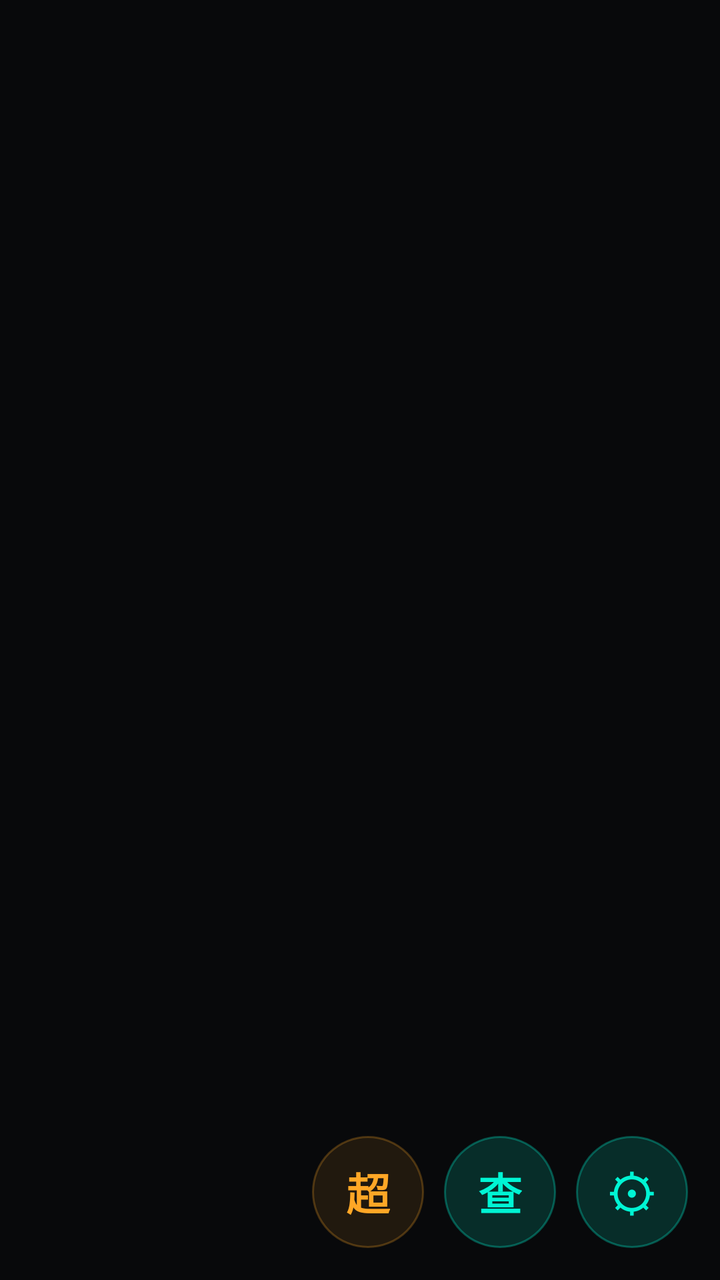
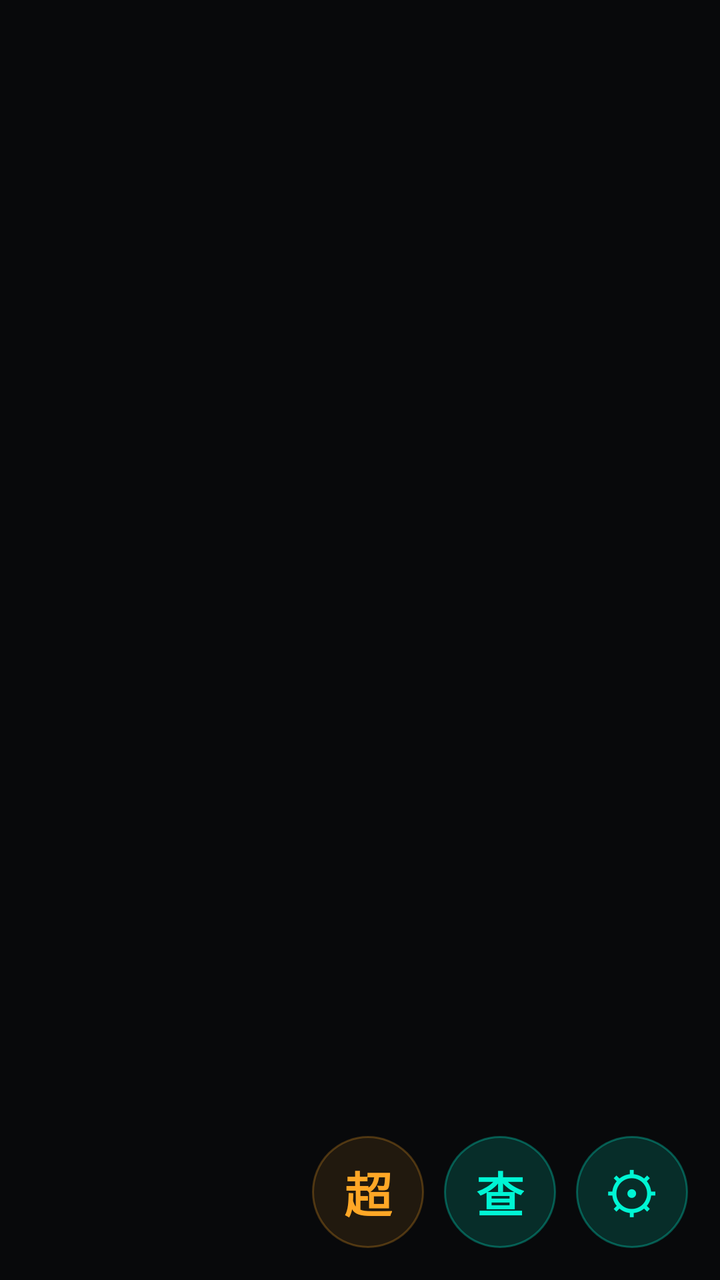

Screens rendered from an Android XML layout before and after an edit, with the pre-edit source and the edit as a unified diff.
<!-- AndroidManifest.xml: activity theme Theme.Chajianzhushou -->
<!-- res/layout/activity_main.xml -->
<?xml version="1.0" encoding="utf-8"?>
<FrameLayout xmlns:android="http://schemas.android.com/apk/res/android"
    android:layout_width="match_parent"
    android:layout_height="match_parent"
    android:background="@color/bg">

    
    <FrameLayout
        android:id="@+id/fragment_container"
        android:layout_width="match_parent"
        android:layout_height="match_parent" />

    
    <LinearLayout
        android:layout_width="wrap_content"
        android:layout_height="wrap_content"
        android:layout_gravity="bottom|end"
        android:orientation="horizontal"
        android:paddingEnd="@dimen/spacing_xl"
        android:paddingBottom="@dimen/spacing_xl">

        
        <LinearLayout
            android:id="@+id/btn_float_timeout_settings"
            android:layout_width="@dimen/fab_size"
            android:layout_height="@dimen/fab_size"
            android:gravity="center"
            android:background="@drawable/bg_float_warning"
            android:clickable="true"
            android:focusable="true"
            android:layout_marginEnd="@dimen/card_margin_bottom">
            <TextView
                android:layout_width="wrap_content"
                android:layout_height="wrap_content"
                android:text="超"
                android:textColor="@color/warning"
                android:textSize="@dimen/fab_text_size"
                android:textStyle="bold" />
        </LinearLayout>

        
        <LinearLayout
            android:id="@+id/btn_float_query"
            android:layout_width="@dimen/fab_size"
            android:layout_height="@dimen/fab_size"
            android:gravity="center"
            android:background="@drawable/bg_float_accent"
            android:clickable="true"
            android:focusable="true"
            android:layout_marginEnd="@dimen/card_margin_bottom">
            <TextView
                android:layout_width="wrap_content"
                android:layout_height="wrap_content"
                android:text="查"
                android:textColor="@color/accent"
                android:textSize="@dimen/fab_text_size"
                android:textStyle="bold" />
        </LinearLayout>

        
        <LinearLayout
            android:id="@+id/btn_float_settings"
            android:layout_width="@dimen/fab_size"
            android:layout_height="@dimen/fab_size"
            android:gravity="center"
            android:background="@drawable/bg_float_accent"
            android:clickable="true"
            android:focusable="true">
            <TextView
                android:layout_width="wrap_content"
                android:layout_height="wrap_content"
                android:text="⚙"
                android:textColor="@color/accent"
                android:textSize="26sp" />
        </LinearLayout>
    </LinearLayout>
</FrameLayout>
<!-- resources referenced by this layout -->
<resources>
  <color name="accent">#FF00F5D4</color>
  <color name="bg">#FF08090B</color>
  <color name="warning">#FFFFA726</color>
  <dimen name="card_margin_bottom">10dp</dimen>
  <dimen name="fab_size">56dp</dimen>
  <dimen name="fab_text_size">22sp</dimen>
  <dimen name="spacing_xl">16dp</dimen>
  <!-- drawable bg_float_accent (drawable) -->
  <?xml version="1.0" encoding="utf-8"?>
  <shape xmlns:android="http://schemas.android.com/apk/res/android" android:shape="oval">
      <solid android:color="@color/accent_15" />
      <stroke android:width="1dp" android:color="@color/accent_30" />
  </shape>
  <!-- drawable bg_float_warning (drawable) -->
  <?xml version="1.0" encoding="utf-8"?>
  <shape xmlns:android="http://schemas.android.com/apk/res/android" android:shape="oval">
      <solid android:color="@color/warning_10" />
      <stroke android:width="1dp" android:color="@color/warning_25" />
  </shape>
  <style name="Theme.Chajianzhushou" parent="Theme.MaterialComponents.DayNight.NoActionBar">
          <item name="colorPrimary">@color/accent</item>
          <item name="colorPrimaryVariant">#FF00C4A7</item>
          <item name="colorOnPrimary">@color/bg</item>
          <item name="colorSecondary">@color/accent</item>
          <item name="colorSecondaryVariant">#FF00C4A7</item>
          <item name="colorOnSecondary">@color/bg</item>
          <item name="android:colorBackground">@color/bg</item>
          <item name="colorSurface">@color/card_solid</item>
          <item name="colorOnSurface">@color/ink</item>
          <item name="android:statusBarColor">@color/bg</item>
          <item name="android:navigationBarColor">#FF101216</item>
          <item name="android:windowLightStatusBar">false</item>
          <item name="android:windowBackground">@color/bg</item>
      </style>
  <color name="accent_15">#2600F5D4</color>
  <color name="accent_30">#4D00F5D4</color>
  <color name="warning_10">#1AFFA726</color>
  <color name="warning_25">#40FFA726</color>
  <color name="card_solid">#FF171A1F</color>
  <color name="ink">#FFE8ECEF</color>
</resources>

<!-- the commit's change to res/layout/activity_main.xml (unified diff, before → after) -->
@@ -71,7 +71,7 @@
                 android:layout_height="wrap_content"
                 android:text="⚙"
                 android:textColor="@color/accent"
-                android:textSize="26sp" />
+                android:textSize="28sp" />
         </LinearLayout>
     </LinearLayout>
 </FrameLayout>
<!-- resource entries referenced after the edit -->
@@ -5,7 +5,7 @@
   <color name="warning">#FFFFA726</color>
   <dimen name="card_margin_bottom">10dp</dimen>
   <dimen name="fab_size">56dp</dimen>
-  <dimen name="fab_text_size">22sp</dimen>
+  <dimen name="fab_text_size">24sp</dimen>
   <dimen name="spacing_xl">16dp</dimen>
   <!-- drawable bg_float_accent (drawable) -->
   <?xml version="1.0" encoding="utf-8"?>
